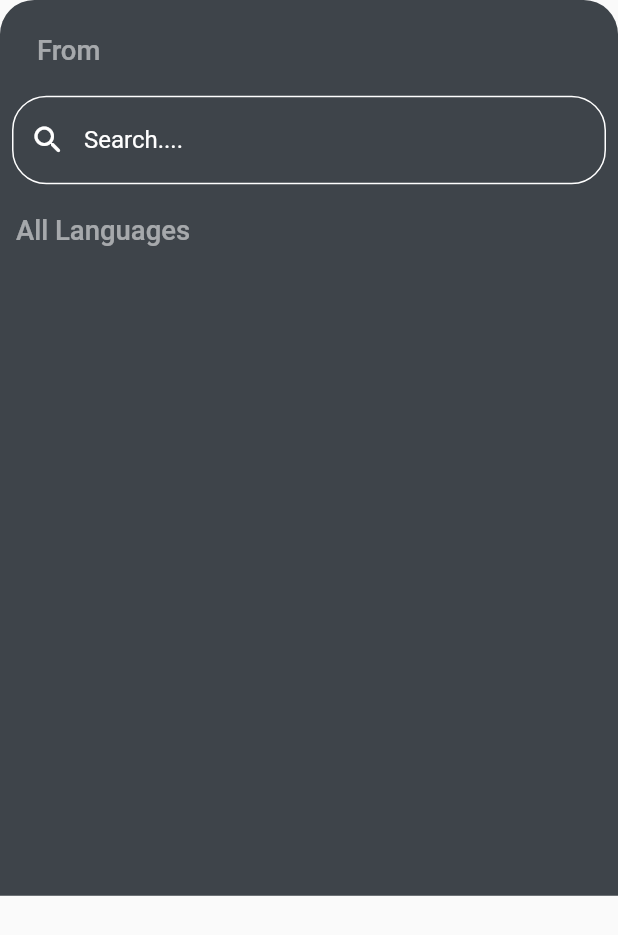
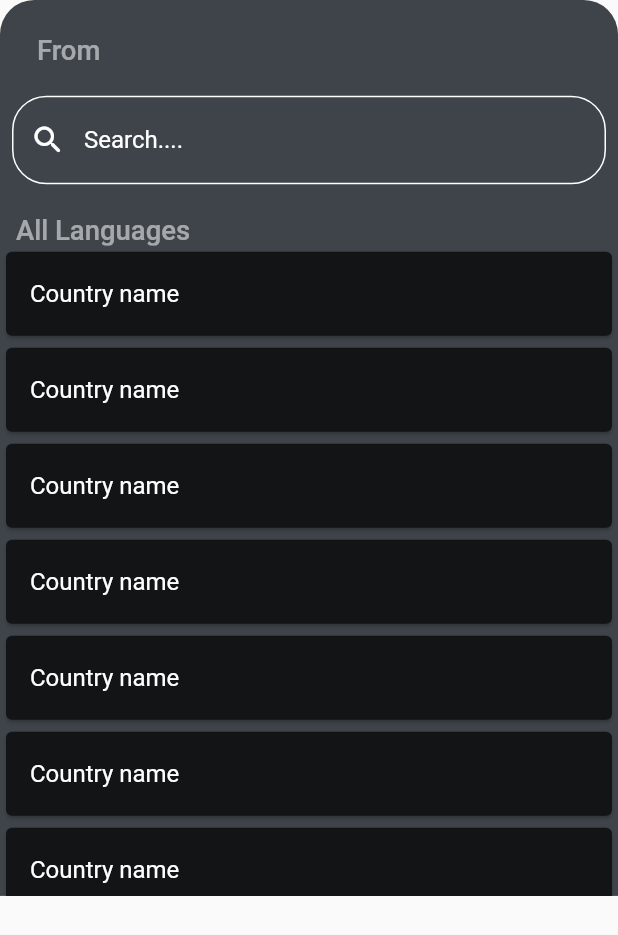
Before and after one commit to arjun2020-py/google_translator_flutter_-app-, a Flutter app: the LanguageListScreen widget shown alone on an empty page, opened directly, on a phone screen of 412 x 824 dp. Shown: the top 935 px of the screen. Run offline on Flutter 3.47's test engine with Material 2 defaults, Android fonts, the phone set to English and light mode, and no system bars; our stand-ins replace flutter_screenutil.

Commit message:
create list view bulider for country name list

```diff
--- a/lib/HomePage/home_page.dart
+++ b/lib/HomePage/home_page.dart
@@ -3,3 +3,4 @@ export 'view/button_pressed_screen.dart';
 export 'view/orginal_language.dart';
 export 'view/translated_language.dart';
 export 'view/language_list.dart';
+export 'view/country_card_list.dart';
--- a/lib/HomePage/view/button_pressed_screen.dart
+++ b/lib/HomePage/view/button_pressed_screen.dart
@@ -25,6 +25,7 @@ class ButtonPressedScreen extends StatelessWidget {
                         topLeft: Radius.circular(20.r),
                         topRight: Radius.circular(20.r))),
                 builder: (context) {
+
                   return const LanguageListScreen(); //4
                 },
               );
--- /dev/null
+++ b/lib/HomePage/view/country_card_list.dart
@@ -0,0 +1,26 @@
+import 'package:flutter/material.dart';
+
+class CountryLanguageList extends StatelessWidget {
+  const CountryLanguageList({super.key});
+
+  @override
+  Widget build(BuildContext context) {
+    return Scaffold(
+      backgroundColor: Color.fromARGB(255, 62, 68, 74),
+      body: ListView.builder(
+        itemCount: 10,
+        itemBuilder: (BuildContext context, int index) {
+          return const Card(
+            color: Color(0xff121416),
+            child: ListTile(
+              title: Text(
+                'Country name',
+                style: TextStyle(color: Colors.white),
+              ),
+            ),
+          );
+        },
+      ),
+    );
+  }
+}
--- a/lib/HomePage/view/home_page.dart
+++ b/lib/HomePage/view/home_page.dart
@@ -36,7 +36,9 @@ class HomePage extends StatelessWidget {
                 SizedBox(
                   height: 10.h,
                 ),
+
                 const ButtonPressedScreen(), //1
+
                 SizedBox(
                   height: 15.h,
                 ),
@@ -67,7 +69,9 @@ class HomePage extends StatelessWidget {
                 SizedBox(
                   height: 5.h,
                 ),
-                OriginalLanguageScreen(), //2
+
+                const OriginalLanguageScreen(), //2
+
                 SizedBox(
                   height: 10.h,
                 ),
@@ -98,7 +102,7 @@ class HomePage extends StatelessWidget {
                 SizedBox(
                   height: 10.h,
                 ),
-                TranslatedLanguageScreen(), //3
+                const TranslatedLanguageScreen(), //3
               ],
             ),
           ),
--- a/lib/HomePage/view/language_list.dart
+++ b/lib/HomePage/view/language_list.dart
@@ -1,5 +1,6 @@
 import 'package:flutter/material.dart';
 import 'package:flutter_screenutil/flutter_screenutil.dart';
+import 'package:google_translator/HomePage/view/country_card_list.dart';
 
 class LanguageListScreen extends StatelessWidget {
   const LanguageListScreen({
@@ -61,7 +62,8 @@ class LanguageListScreen extends StatelessWidget {
                   fontWeight: FontWeight.w500,
                   fontSize: 16.sp),
             ),
-          )
+          ),
+          Expanded(child: CountryLanguageList())
         ],
       ),
     );
```
